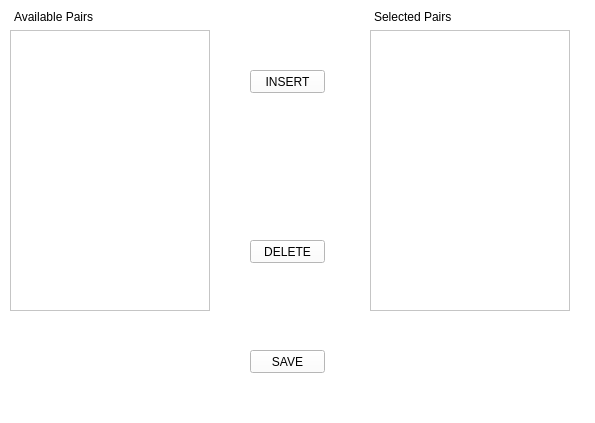
Before: the Qt Designer form freqtrade/GUI/cryptopairs.ui in Sypers/SeniorProject, drawn with Qt 5.
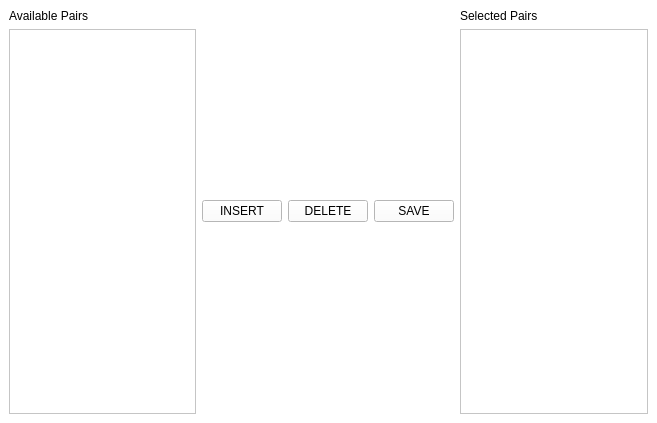
After: the same form once the commit is applied.

```diff
--- a/freqtrade/GUI/cryptopairs.ui
+++ b/freqtrade/GUI/cryptopairs.ui
@@ -6,7 +6,7 @@
    <rect>
     <x>0</x>
     <y>0</y>
-    <width>595</width>
+    <width>657</width>
     <height>423</height>
    </rect>
   </property>
@@ -18,91 +18,57 @@
 </string>
   </property>
   <widget class="QWidget" name="centralwidget">
-   <widget class="QListWidget" name="availablepairs">
-    <property name="geometry">
-     <rect>
-      <x>10</x>
-      <y>30</y>
-      <width>200</width>
-      <height>281</height>
-     </rect>
-    </property>
-   </widget>
+   <layout class="QHBoxLayout" name="horizontalLayout">
+    <item>
+     <layout class="QVBoxLayout" name="verticalLayout">
+      <item>
+       <widget class="QLabel" name="label">
+        <property name="text">
+         <string>Available Pairs</string>
+        </property>
+       </widget>
+      </item>
+      <item>
+       <widget class="QListWidget" name="availablepairs"/>
+      </item>
+     </layout>
+    </item>
+    <item>
    <widget class="QPushButton" name="insertb">
-    <property name="geometry">
-     <rect>
-      <x>250</x>
-      <y>70</y>
-      <width>75</width>
-      <height>23</height>
-     </rect>
-    </property>
     <property name="text">
      <string>INSERT</string>
     </property>
    </widget>
+    </item>
+    <item>
    <widget class="QPushButton" name="deleteb">
-    <property name="geometry">
-     <rect>
-      <x>250</x>
-      <y>240</y>
-      <width>75</width>
-      <height>23</height>
-     </rect>
-    </property>
     <property name="text">
      <string>DELETE</string>
     </property>
    </widget>
+    </item>
+    <item>
    <widget class="QPushButton" name="save">
-    <property name="geometry">
-     <rect>
-      <x>250</x>
-      <y>350</y>
-      <width>75</width>
-      <height>23</height>
-     </rect>
-    </property>
     <property name="text">
      <string>SAVE</string>
     </property>
    </widget>
-   <widget class="QLabel" name="label">
-    <property name="geometry">
-     <rect>
-      <x>14</x>
-      <y>10</y>
-      <width>110</width>
-      <height>13</height>
-     </rect>
-    </property>
-    <property name="text">
-     <string>Available Pairs</string>
-    </property>
-   </widget>
+    </item>
+    <item>
+     <layout class="QVBoxLayout" name="verticalLayout_2">
+      <item>
    <widget class="QLabel" name="label_2">
-    <property name="geometry">
-     <rect>
-      <x>374</x>
-      <y>10</y>
-      <width>100</width>
-      <height>13</height>
-     </rect>
-    </property>
     <property name="text">
      <string>Selected Pairs</string>
     </property>
    </widget>
-   <widget class="QListWidget" name="selectedpairs">
-    <property name="geometry">
-     <rect>
-      <x>370</x>
-      <y>30</y>
-      <width>200</width>
-      <height>281</height>
-     </rect>
-    </property>
-   </widget>
+      </item>
+      <item>
+       <widget class="QListWidget" name="selectedpairs"/>
+      </item>
+     </layout>
+    </item>
+   </layout>
   </widget>
  </widget>
  <resources/>
```
Lines whose indentation alone changed are shown as unchanged.
